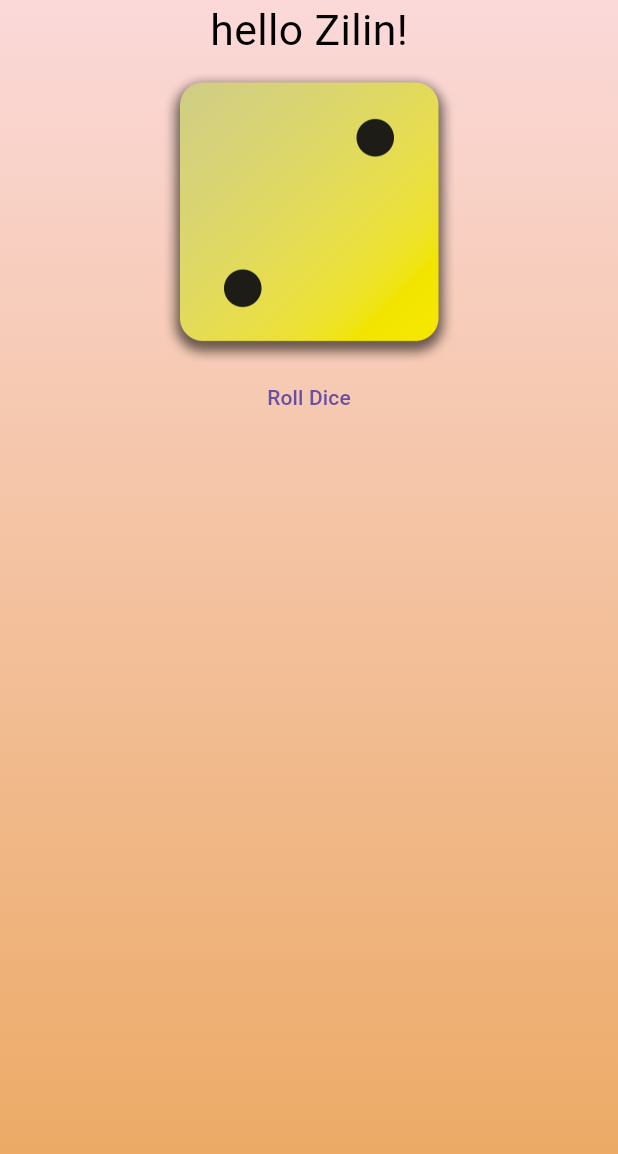
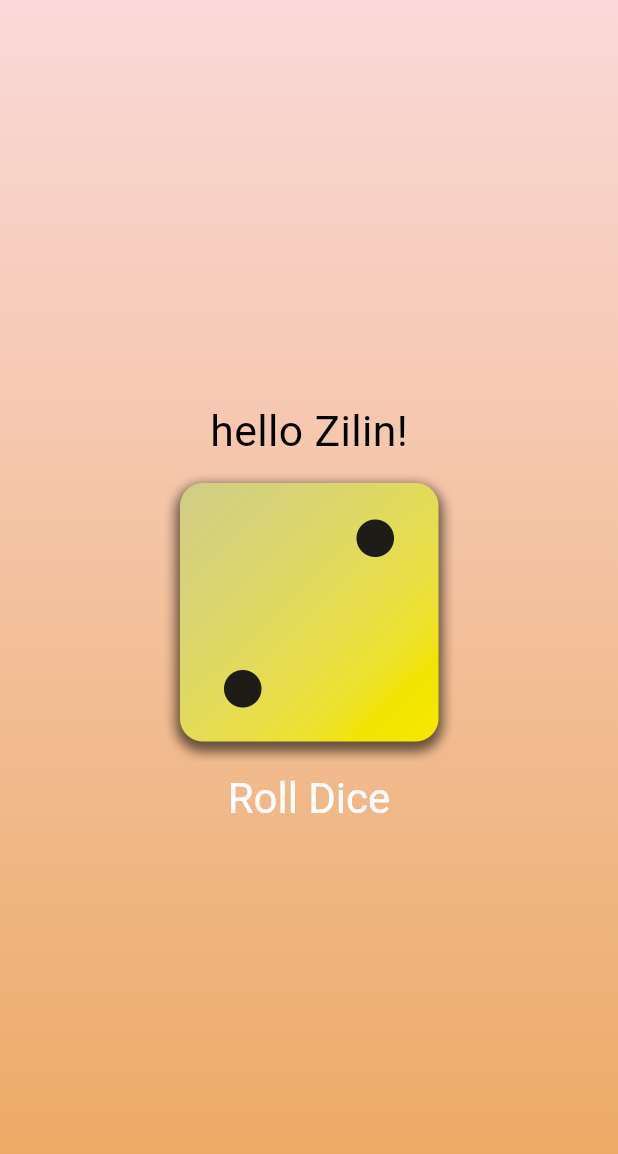
Before and after one commit to Z1linXu/flutter-test, a Flutter app: the screen it shows after launch, on a phone screen of 412 x 824 dp. Shown: the top 1154 px of the screen. Run offline on Flutter 3.47's test engine with Material 3 defaults, Android fonts, the phone set to English and light mode, and no system bars.

```diff
--- a/first_app/lib/gradient_container.dart
+++ b/first_app/lib/gradient_container.dart
@@ -21,14 +21,25 @@ class GradientContainer extends StatelessWidget {
       ),
       child: Center(
           child: Column(
+        mainAxisSize: MainAxisSize.min,
         children: [
           StyledText('hello Zilin!', color: Color.fromARGB(255, 0, 0, 0)),
           Image.asset(
             'assets/images/dice-2.png',
             width: 200,
           ),
+          // const SizedBox(
+          //   height: 20,
+          // ),
           TextButton(
               onPressed: rollDice,
+              style: TextButton.styleFrom(
+
+                  // padding: const EdgeInsets.only(
+                  //   top: 20,
+                  // ),
+                  foregroundColor: Colors.white,
+                  textStyle: TextStyle(fontSize: 28)),
               child: const Text(
                 'Roll Dice',
               )),
```
